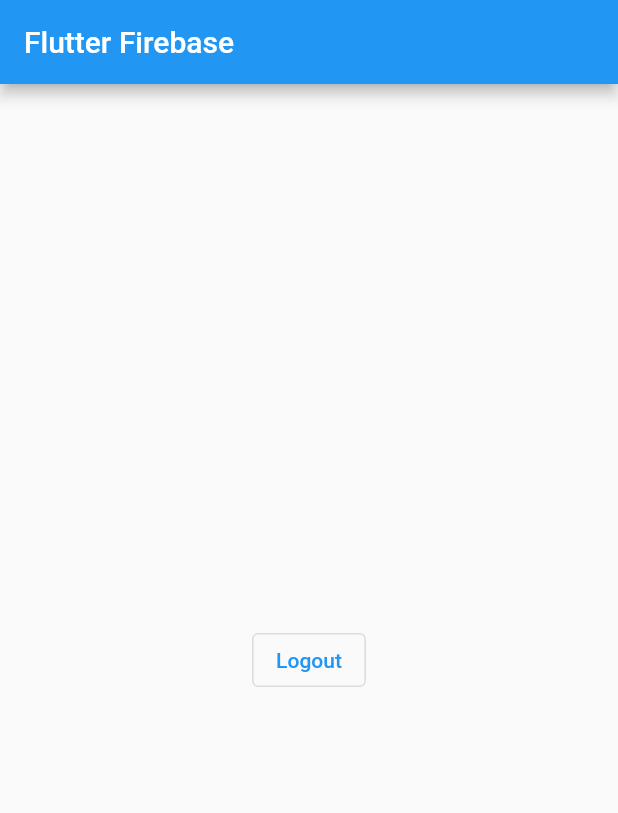
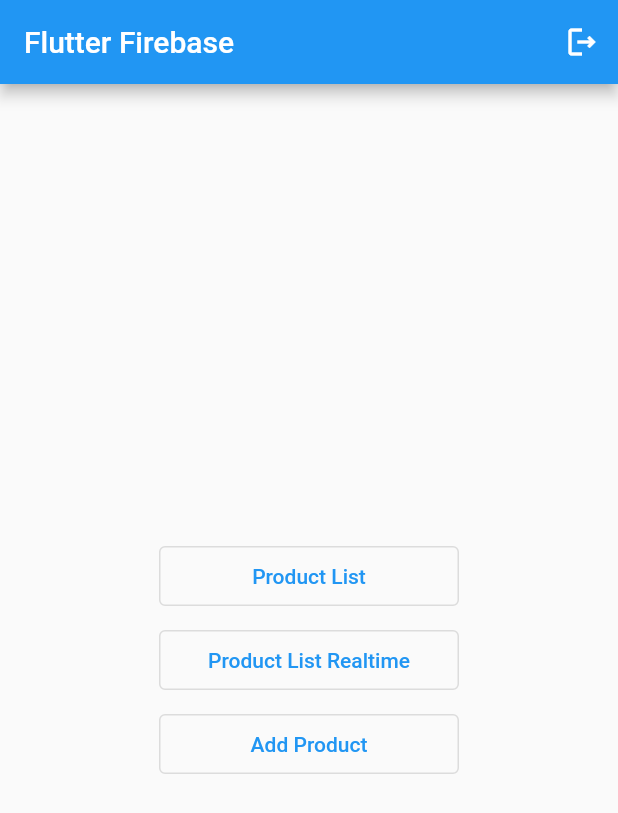
Before and after one commit to pablobazan/FlutterFirebase, a Flutter app: the screen it shows once a user with an empty profile is signed in, on a phone screen of 412 x 824 dp. Shown: the top 813 px of the screen. Run offline on Flutter 3.47's test engine with Material 2 defaults, Android fonts, the phone set to English and light mode, and no system bars; our stand-ins replace cloud_firestore, firebase_auth, firebase_core; accounts and stored records are empty; network calls fail.

```diff
--- /dev/null
+++ b/lib/domain/entities/product.dart
@@ -0,0 +1,35 @@
+class Product {
+  final String userId;
+  final String name;
+  final String description;
+  final double price;
+  final String imageUrl;
+
+  Product({
+    required this.userId,
+    required this.name,
+    required this.description,
+    required this.price,
+    required this.imageUrl,
+  });
+
+  Map<String, dynamic> toJson() {
+    return {
+      'userId': userId,
+      'name': name,
+      'description': description,
+      'price': price,
+      'imageUrl': imageUrl,
+    };
+  }
+
+  factory Product.fromJson(Map<String, dynamic> json) {
+    return Product(
+      userId: json['userId'],
+      name: json['name'],
+      description: json['description'],
+      price: json['price'],
+      imageUrl: json['imageUrl'],
+    );
+  }
+}
--- /dev/null
+++ b/lib/firebase/firebase_entities.dart
@@ -0,0 +1,3 @@
+class FirebaseCollections {
+  static const String products = 'products';
+}
--- a/lib/main.dart
+++ b/lib/main.dart
@@ -30,6 +30,7 @@ class MyApp extends StatelessWidget {
             return const LoginPage();
           }
         },
-        ));
+      ),
+    );
   }
 }
--- a/lib/presentation/home_page.dart
+++ b/lib/presentation/home_page.dart
@@ -1,5 +1,8 @@
 import 'package:firebase_auth/firebase_auth.dart';
 import 'package:flutter/material.dart';
+import 'package:flutter_firebase/presentation/products_page/add_product.dart';
+import 'package:flutter_firebase/presentation/products_page/product_list.dart';
+import 'package:flutter_firebase/presentation/products_page/product_list_realtime.dart';
 
 class HomePage extends StatelessWidget {
   const HomePage({super.key});
@@ -16,14 +19,76 @@ class HomePage extends StatelessWidget {
     return Scaffold(
       appBar: AppBar(
         title: const Text('Flutter Firebase'),
+        actions: [
+          IconButton(
+              onPressed: () {
+                FirebaseAuth.instance.signOut();
+              },
+              icon: const Icon(Icons.logout_outlined))
+        ],
       ),
-      body: Center(
-        child: OutlinedButton(
-            onPressed: () {
-              FirebaseAuth.instance.signOut();
-            },
-            child: const Text('Logout')),
+      body: SizedBox(
+        width: double.infinity,
+        child: Column(
+          crossAxisAlignment: CrossAxisAlignment.center,
+          mainAxisAlignment: MainAxisAlignment.center,
+          children: [
+            MenuButton(
+                text: 'Product List',
+                onPressed: () {
+                  Navigator.push(
+                    context,
+                    MaterialPageRoute(
+                        builder: (context) => const ProductListPage()),
+                  );
+                }),
+            MenuButton(
+                text: 'Product List Realtime',
+                onPressed: () {
+                  Navigator.push(
+                    context,
+                    MaterialPageRoute(
+                        builder: (context) => const ProductListRealtime()),
+                  );
+                }),
+            MenuButton(
+                text: 'Add Product',
+                onPressed: () {
+                  Navigator.push(
+                    context,
+                    MaterialPageRoute(
+                        builder: (context) => const AddProductPage()),
+                  );
+                }),
+          ],
+        ),
       ),
     );
   }
 }
+
+class MenuButton extends StatelessWidget {
+  const MenuButton({
+    super.key,
+    required this.onPressed,
+    required this.text,
+  });
+
+  final Function() onPressed;
+  final String text;
+
+  @override
+  Widget build(BuildContext context) {
+    return Padding(
+      padding: const EdgeInsets.symmetric(vertical: 8.0),
+      child: SizedBox(
+        height: 40,
+        width: 200,
+        child: OutlinedButton(
+          onPressed: onPressed,
+          child: Text(text),
+        ),
+      ),
+    );
+  }
+}
--- a/lib/presentation/login_page.dart
+++ b/lib/presentation/login_page.dart
@@ -81,6 +81,10 @@ class _LoginPageState extends State<LoginPage> {
         password: _passwordController.text.trim(),
       );
     } catch (e) {
+      ScaffoldMessenger.of(context).showSnackBar(SnackBar(
+        content: Text("Error: ${e.toString()}"),
+        duration: const Duration(seconds: 5),
+      ));
       print(e);
     }
   }
--- a/lib/presentation/register_page.dart
+++ b/lib/presentation/register_page.dart
@@ -10,7 +10,6 @@ class RegisterPage extends StatefulWidget {
 
 class _RegisterPageState extends State<RegisterPage> {
   late TextEditingController _emailController;
-
   late TextEditingController _passwordController;
 
   @override
@@ -79,7 +78,7 @@ class _RegisterPageState extends State<RegisterPage> {
     } catch (e) {
       ScaffoldMessenger.of(context).showSnackBar(SnackBar(
         content: Text("Error: ${e.toString()}"),
-        duration: const Duration(seconds: 2),
+        duration: const Duration(seconds: 5),
       ));
       print(e);
     }
--- a/pubspec.yaml
+++ b/pubspec.yaml
@@ -37,6 +37,7 @@ dependencies:
   cupertino_icons: ^1.0.2
   firebase_core: ^2.15.0
   firebase_auth: ^4.7.0
+  cloud_firestore: ^4.8.3
 
 dev_dependencies:
   flutter_test:
```
Also changed, not shown: lib/presentation/products_page/add_product.dart (added, +101 -0 lines), lib/presentation/products_page/product_list.dart (added, +93 -0 lines), lib/presentation/products_page/product_list_realtime.dart (added, +83 -0 lines), pubspec.lock, 2 other files. Lines whose indentation alone changed are shown as unchanged.
